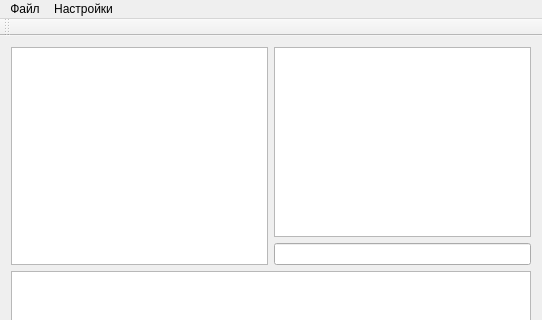
Qt form kursach/client.ui (Anton-Tsarikovich/dcplusplus) before a commit; both pictures show x 0 to 542 and y 0 to 320 of the 542 by 494 pixel window.
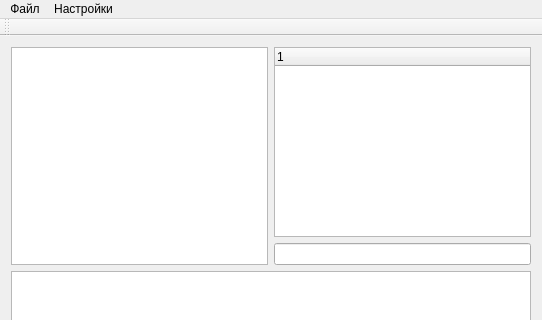
The same form after that commit.

What changed in the file:
```diff
--- a/kursach/client.ui
+++ b/kursach/client.ui
@@ -14,8 +14,6 @@
    <string>Client</string>
   </property>
   <widget class="QWidget" name="centralWidget">
-   <layout class="QVBoxLayout" name="verticalLayout_3">
-    <item>
      <layout class="QVBoxLayout" name="verticalLayout">
       <item>
        <layout class="QHBoxLayout" name="horizontalLayout">
@@ -25,7 +23,13 @@
         <item>
          <layout class="QVBoxLayout" name="verticalLayout_2">
           <item>
-           <widget class="QTextEdit" name="nickView"/>
+         <widget class="QTreeWidget" name="nickView">
+          <column>
+           <property name="text">
+            <string notr="true">1</string>
+           </property>
+          </column>
+         </widget>
           </item>
           <item>
            <widget class="QLineEdit" name="enterMessageList"/>
@@ -38,8 +42,6 @@
        <widget class="QTextEdit" name="chatView"/>
       </item>
      </layout>
-    </item>
-   </layout>
   </widget>
   <widget class="QMenuBar" name="menuBar">
    <property name="geometry">
```
Left out of the diff: 12 changed lines with no effect on the pictures. Lines whose indentation alone changed are shown as unchanged.
